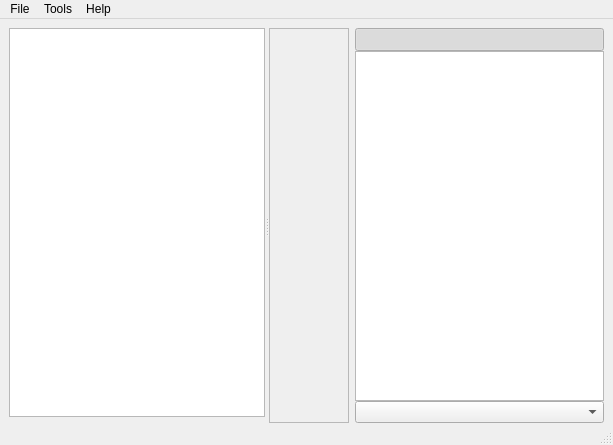
The window that ui/MainWindow.ui (trufanov-nok/scantailor-universal) describes before a commit, drawn with Qt 5.
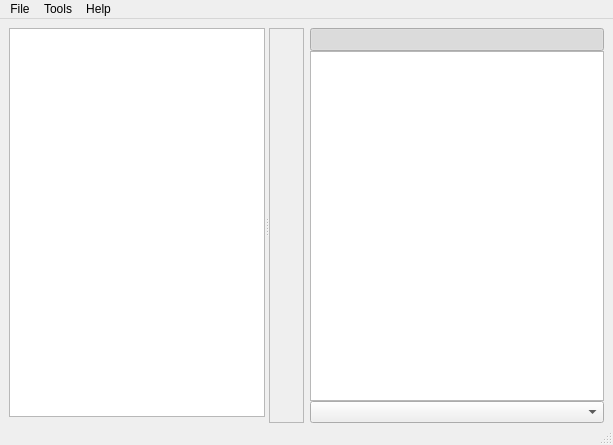
The same window after the commit. Icons and pictures are not drawn. Custom widgets are drawn as their Qt base class.

Commit message:
Fix a Qt runtime warning
The warning was about size constraint violations on the thumbnail list
widget. It was caused by conflicting minimum and maximum widths, namely
maximum being smaller than the minimum. The maximum was specified in a
*.ui file while the minimum was computed and set at run time.

The fix is to remove the maximum width specification from the *.ui file
and set fixed rather than minimum width at run time.

```diff
--- a/ui/MainWindow.ui
+++ b/ui/MainWindow.ui
@@ -146,12 +146,6 @@
       </item>
       <item>
        <widget class="QGraphicsView" name="thumbView">
-        <property name="maximumSize">
-         <size>
-          <width>249</width>
-          <height>16777215</height>
-         </size>
-        </property>
         <property name="statusTip">
          <string>Use Home, End, PgUp (or Q), PgDown (or W) to navigate between pages.</string>
         </property>
```
The commit also changes 1 other file.
